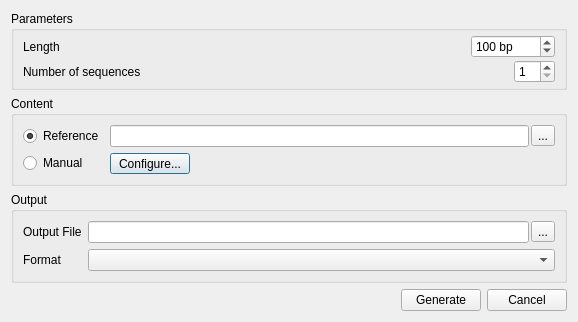
The window that src/plugins/dna_export/src/ui/DNASequenceGeneratorDialog.ui (violethaze74/ugene) describes before a commit, drawn with Qt 5.
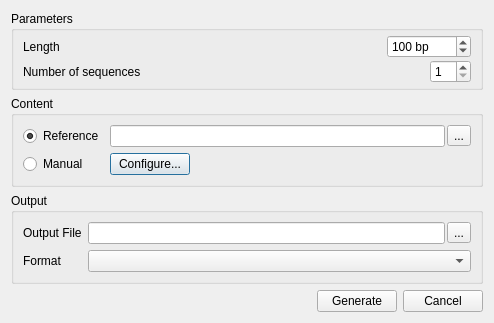
The same window after the commit.

Commit message: dna sequence generator license header added dialog layout fixed

The edit to the form file:
```diff
--- a/src/plugins/dna_export/src/ui/DNASequenceGeneratorDialog.ui
+++ b/src/plugins/dna_export/src/ui/DNASequenceGeneratorDialog.ui
@@ -6,16 +6,10 @@
    <rect>
     <x>0</x>
     <y>0</y>
-    <width>578</width>
-    <height>322</height>
+    <width>494</width>
+    <height>320</height>
    </rect>
   </property>
-  <property name="minimumSize">
-   <size>
-    <width>430</width>
-    <height>322</height>
-   </size>
-  </property>
   <property name="windowTitle">
    <string>Generate Sequence</string>
   </property>
@@ -28,12 +22,6 @@
        <verstretch>0</verstretch>
       </sizepolicy>
      </property>
-     <property name="minimumSize">
-      <size>
-       <width>0</width>
-       <height>7</height>
-      </size>
-     </property>
      <property name="title">
       <string>Parameters</string>
      </property>
@@ -141,12 +129,6 @@
        <verstretch>0</verstretch>
       </sizepolicy>
      </property>
-     <property name="minimumSize">
-      <size>
-       <width>0</width>
-       <height>90</height>
-      </size>
-     </property>
      <property name="title">
       <string>Content</string>
      </property>
@@ -226,12 +208,6 @@
        <verstretch>0</verstretch>
       </sizepolicy>
      </property>
-     <property name="minimumSize">
-      <size>
-       <width>0</width>
-       <height>90</height>
-      </size>
-     </property>
      <property name="title">
       <string>Output</string>
      </property>
```
The commit also changes 7 other files.
